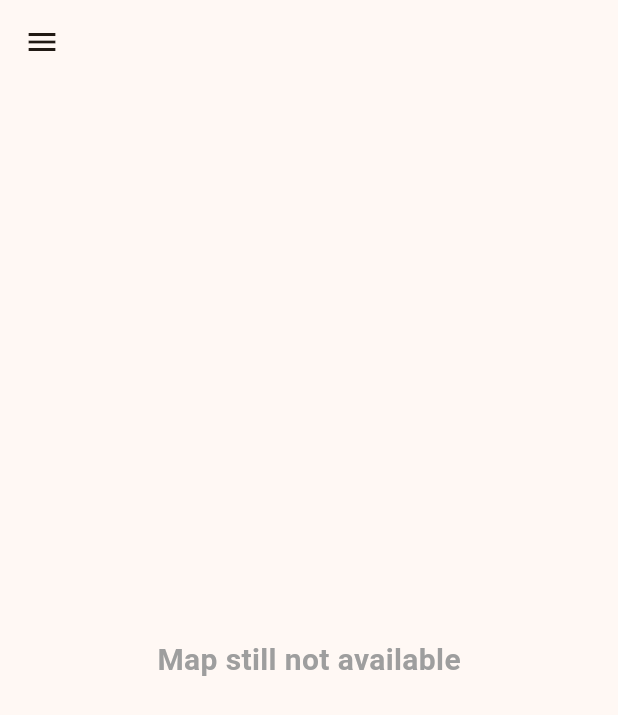
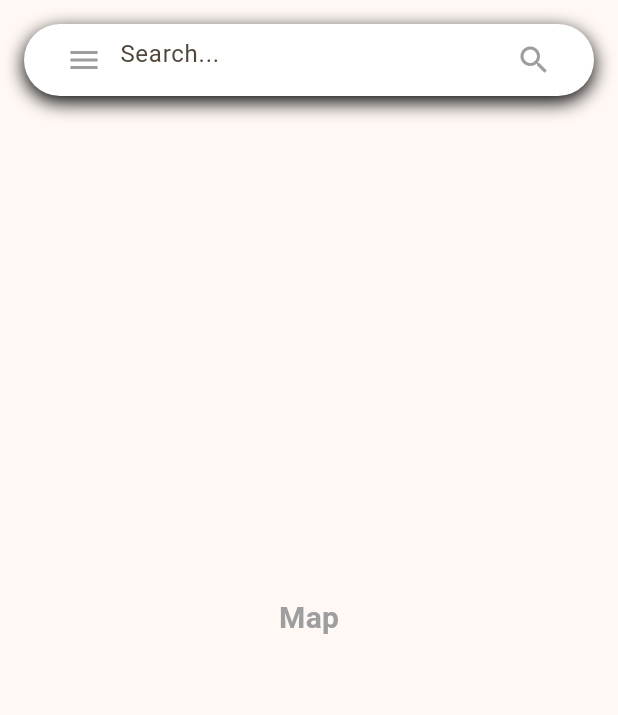
Before and after one commit to ellora4/Evolve, a Flutter app: the HomePage screen opened directly, on a phone screen of 412 x 824 dp. Shown: the top 715 px of the screen. Run offline on Flutter 3.47's test engine with Material 3 defaults, Android fonts, the light colour scheme and no system bars; our stand-ins replace firebase_auth, firebase_core, google_sign_in; accounts and stored records are empty.

Commit message:
updated pages

```diff
--- a/lib/screens/homepage.dart
+++ b/lib/screens/homepage.dart
@@ -8,23 +8,54 @@ class HomePage extends StatelessWidget {
   Widget build(BuildContext context) {
     return Scaffold(
    drawer: const Sidebar(),
-      appBar: AppBar(
-        title: const Text(""),
-        centerTitle: true,
-        flexibleSpace: const DecoratedBox(
+      body: Stack(
+        children: [
+          // Bubble Search Bar
+          Padding(
+            padding: const EdgeInsets.all(16.0),
+            child: Container(
+              padding: const EdgeInsets.symmetric(horizontal: 16.0),
               decoration: BoxDecoration(
-            image: DecorationImage(
-              image: AssetImage("assets/appBar.png"),
-              fit: BoxFit.cover,
+                color: Colors.white,
+                borderRadius: BorderRadius.circular(30),
+                boxShadow: [
+                  BoxShadow(
+                    color: Colors.black,
+                    blurRadius: 10,
+                    offset: const Offset(0, 4),
+                  ),
+                ],
+              ),
+              child: Row(
+                children: [
+                  Builder(
+                    builder: (context) {
+                      return IconButton(
+                        icon: const Icon(Icons.menu, color: Colors.grey),
+                        onPressed: () {
+                          Scaffold.of(context).openDrawer();
+                        },
+                      );
+                    },
+                  ),
+                  // TextField for Search
+                  Expanded(
+                    child: TextField(
+                      decoration: InputDecoration(
+                        hintText: 'Search...',
+                        border: InputBorder.none,
+                        suffixIcon: const Icon(Icons.search, color: Colors.grey),
                       ),
                     ),
                   ),
-        backgroundColor: Colors.transparent,
-        elevation: 0,
+                ],
               ),
-      body: const Center(
+            ),
+          ),
+
+          const Center(
             child: Text(
-          "Map still not available",
+              "Map",
               style: TextStyle(
                 fontSize: 20,
                 fontWeight: FontWeight.bold,
@@ -32,6 +63,8 @@ class HomePage extends StatelessWidget {
               ),
             ),
           ),
+        ],
+      ),
     );
   }
 }
--- a/lib/widgets/maps.dart
+++ b/lib/widgets/favoritemaps.dart
@@ -7,7 +7,7 @@ class MapsPage extends StatelessWidget {
   Widget build(BuildContext context) {
     return Scaffold(
       appBar: AppBar(
-        title: const Text("Maps"),
+        title: const Text("Favorite"),
         backgroundColor: const Color.fromARGB(255, 228, 204, 96),
         elevation: 0,
         centerTitle: true,
--- a/lib/widgets/sidebar.dart
+++ b/lib/widgets/sidebar.dart
@@ -1,6 +1,6 @@
 import 'package:flutter/material.dart';
 import 'profile.dart';
-import 'maps.dart';
+import 'favoritemaps.dart';
 import 'settings.dart';
 
 class Sidebar extends StatelessWidget {
```
Also changed, not shown: lib/widgets/profile.dart (+17 -6 lines), 4 other files. Lines whose indentation alone changed are shown as unchanged.
